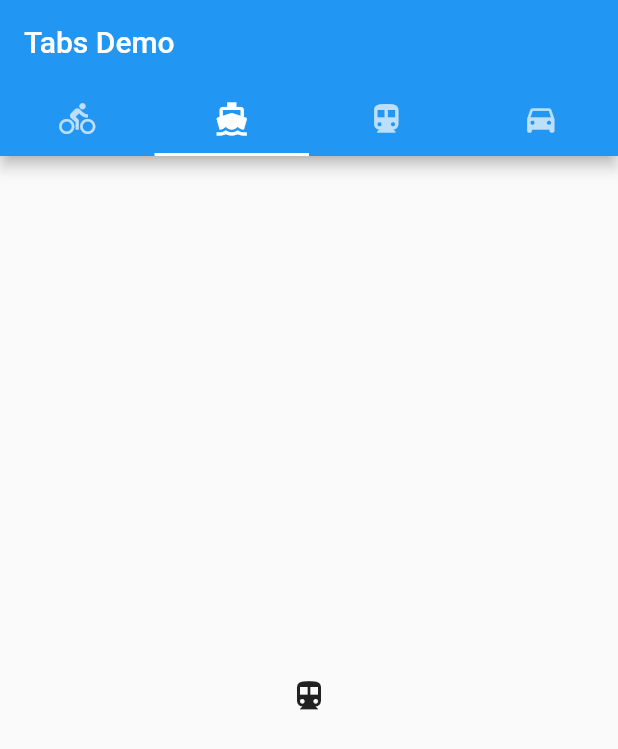
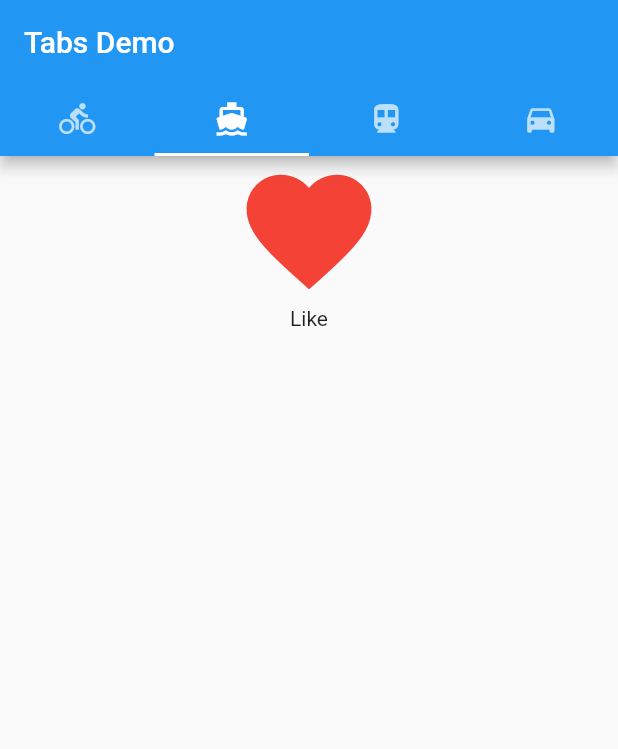
Before and after one commit to dldldlfma/flutter_study, a Flutter app: the screen it shows after launch, tab 2 chosen, on a phone screen of 412 x 824 dp. Shown: the top 749 px of the screen. Run offline on Flutter 3.47's test engine with Material 2 defaults, Android fonts, the phone set to English and light mode, and no system bars; our stand-ins replace video_player.

Commit message:
change second tabview

```diff
--- a/lib/main.dart
+++ b/lib/main.dart
@@ -1,5 +1,6 @@
 import 'package:flutter/material.dart';
 import 'package:flutter_widget_tutorial/tab/first.dart';
+import 'package:flutter_widget_tutorial/tab/second.dart';
 import 'package:video_player/video_player.dart';
 
 void main() => runApp(new MyApp());
@@ -32,7 +33,7 @@ class MyAppState extends State<MyApp> {
             children: [
               //Icon(Icons.directions_car), // Tab View에 들어가는 내용
               First(),
-              Icon(Icons.directions_transit),
+              Second(),
               Icon(Icons.directions_bike),
               Text("Hello"),
             ],
--- /dev/null
+++ b/lib/tab/second.dart
@@ -0,0 +1,22 @@
+import 'package:flutter/material.dart';
+
+class Second extends StatelessWidget {
+  @override
+  Widget build(BuildContext context) {
+    return new Container(
+      child: new Center(
+        child: new Column(
+          children: <Widget>[
+
+            new Icon(
+              Icons.favorite,
+              size: 100,
+              color: Colors.red,
+            ),
+            new Text("Like")
+          ],
+        ),
+      ),
+    );
+  }
+}
```
